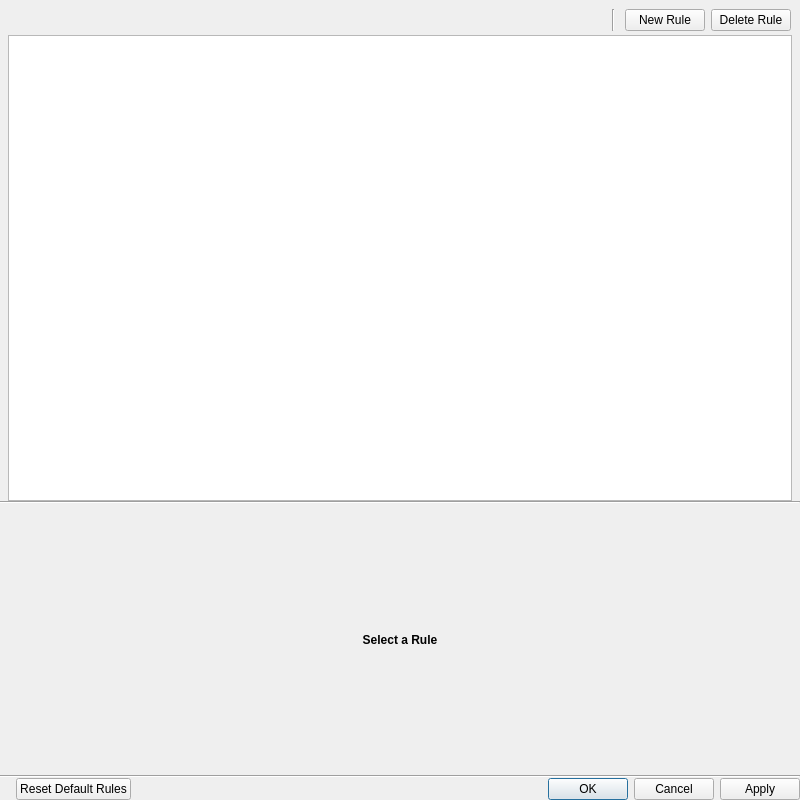
The window that vms/client/nx_vms_client_desktop/src/nx/vms/client/desktop/rules/rules_dialog.ui (networkoptix/nx_open) describes before a commit, drawn with Qt 5.
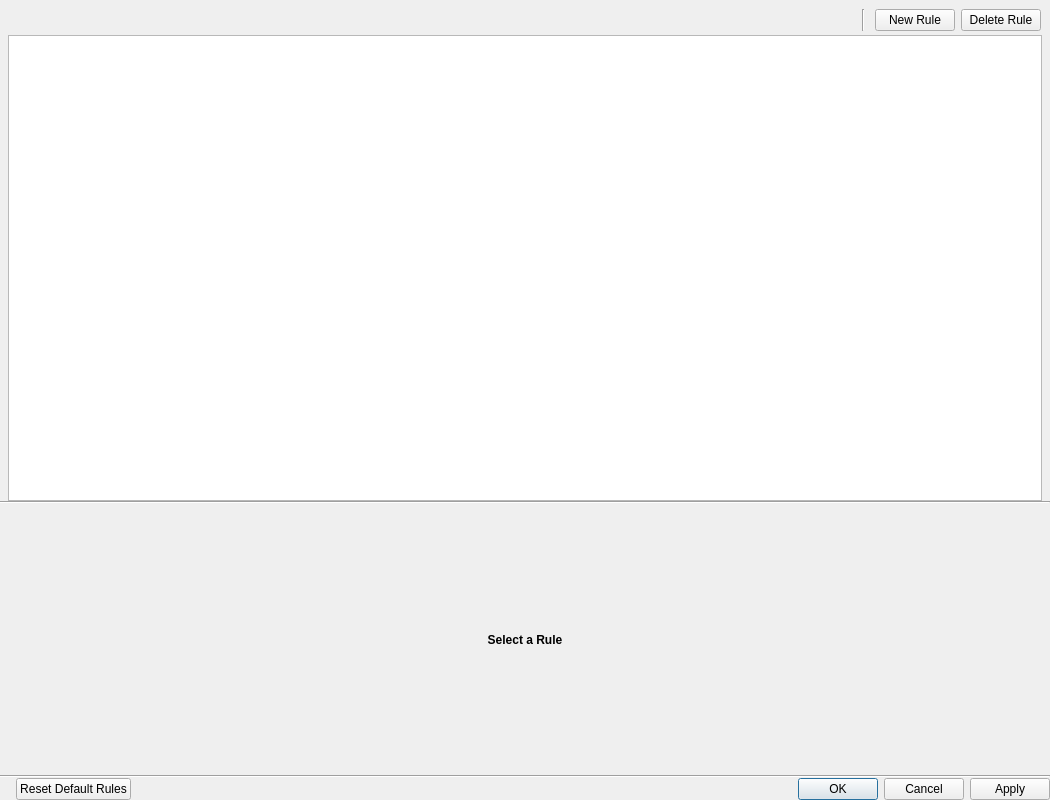
The same window after the commit. Custom widgets are drawn as their Qt base class.

What changed in the file:
```diff
--- a/vms/client/nx_vms_client_desktop/src/nx/vms/client/desktop/rules/rules_dialog.ui
+++ b/vms/client/nx_vms_client_desktop/src/nx/vms/client/desktop/rules/rules_dialog.ui
@@ -6,13 +6,13 @@
    <rect>
     <x>0</x>
     <y>0</y>
-    <width>800</width>
+    <width>1050</width>
     <height>800</height>
    </rect>
   </property>
   <property name="minimumSize">
    <size>
-    <width>800</width>
+    <width>1050</width>
     <height>800</height>
    </size>
   </property>
```
